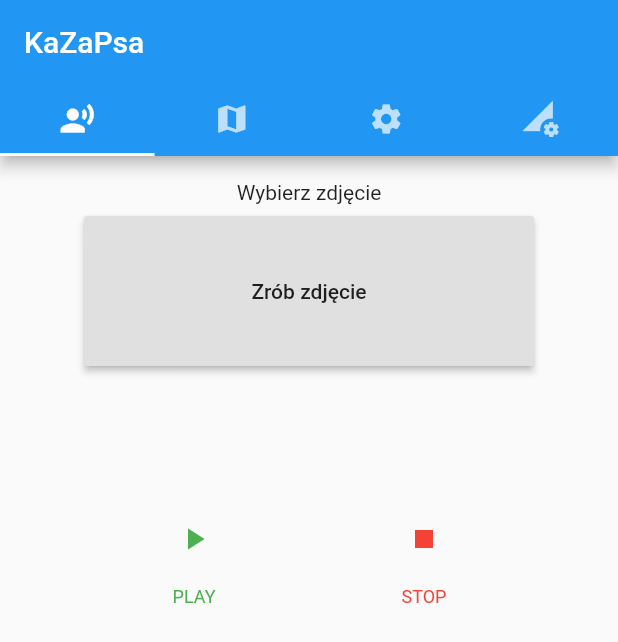
After one commit to AnnaRagan/IoT, a Flutter app: the screen it shows after launch, after a tap on "Zrób zdjęcie", on a phone screen of 412 x 824 dp. The commit adds this screen. Shown: the top 642 px of the screen. Run offline on Flutter 3.47's test engine with Material 2 defaults, Android fonts, the light colour scheme and no system bars; our stand-ins replace flutter_tts, image_picker; missing offline and left inert: firebase_ml_vision, flutter_sound, grpc; accounts and stored records are empty.

Commit message:
added text to speech functionality added text retrieval from images

```diff
--- a/lib/app/lib/main.dart
+++ b/lib/app/lib/main.dart
@@ -1,4 +1,6 @@
 import 'package:flutter/material.dart';
+import 'package:flutter_tts/flutter_tts.dart';
+import 'package:app/modules/tts/tts.dart';
 
 void main() => runApp(MyApp());
 
@@ -19,49 +21,66 @@ class MyApp extends StatelessWidget {
 class MyHomePage extends StatefulWidget {
   MyHomePage({Key key, this.title}) : super(key: key);
 
-  //
-
   final String title;
 
   @override
   _MyHomePageState createState() => _MyHomePageState();
 }
 
+enum TtsState { playing, stopped }
+
 class _MyHomePageState extends State<MyHomePage> {
-  int _counter = 0;
+  FlutterTts _flutterTts = new FlutterTts();
+  TtsState _ttsState = TtsState.stopped;
 
-  void _incrementCounter() {
-    setState(() {
-      _counter++;
-      _counter++;
-    });
+  Future _speak() async {
+    var result = await _flutterTts.speak("Hello World");
+    if (result == 1) setState(() => _ttsState = TtsState.playing);
   }
 
   @override
   Widget build(BuildContext context) {
-    return Scaffold(
-      appBar: AppBar(
-        title: Text(widget.title),
+    return MaterialApp(
+      home: DefaultTabController(
+        length: 4,
+        child: Scaffold(
+            appBar: AppBar(
+              title: const Text('KaZaPsa'),
+              bottom: TabBar(tabs: [
+                Tab(icon: Icon(Icons.record_voice_over)),
+                Tab(icon: Icon(Icons.map)),
+                Tab(icon: Icon(Icons.settings)),
+                Tab(icon: Icon(Icons.perm_data_setting)),
+              ]),
+            ),
+            body: TabBarView(children: [
+              ///TODO: process phone camera's capture and voice all recognized text
+              TextToSpeech(),
+//              visionToSpeech(),
+
+              ///TODO: reverse geolocation; by pressing a button or speaking, user gets to know own location (street name)
+              geoLocation(),
+
+//              Container(),
+              Container(),
+              Container(),
+            ])),
       ),
-      body: Center(
-        child: Column(
-          mainAxisAlignment: MainAxisAlignment.center,
-          children: <Widget>[
-            Text(
-              'You have pushed the button this many times:',
-            ),
-            Text(
-              '$_counter',
-              style: Theme.of(context).textTheme.display1,
-            ),
-          ],
-        ),
+    );
+  }
+
+  Widget visionToSpeech() {
+    return Container(
+      child: RaisedButton(
+        onPressed: () => _speak(),
+        child: Text('asdasd'),
       ),
-      floatingActionButton: FloatingActionButton(
-        onPressed: _incrementCounter,
-        tooltip: 'Increment',
-        child: Icon(Icons.map),
-      ), // This trailing comma makes auto-formatting nicer for build methods.
+    );
+  }
+
+  Widget geoLocation() {
+    return Column(
+      children: <Widget>[Container()],
     );
   }
 }
--- /dev/null
+++ b/lib/app/lib/modules/tts/tts.dart
@@ -0,0 +1,273 @@
+import 'dart:async';
+import 'dart:io';
+import 'package:flutter/material.dart';
+import 'package:flutter_tts/flutter_tts.dart';
+
+import 'package:image_picker/image_picker.dart';
+import 'package:firebase_ml_vision/firebase_ml_vision.dart';
+
+class TextToSpeech extends StatefulWidget {
+  @override
+  _TextToSpeechState createState() => _TextToSpeechState();
+}
+
+enum TtsState { playing, stopped }
+
+class _TextToSpeechState extends State<TextToSpeech> {
+  FlutterTts flutterTts;
+  dynamic languages;
+  dynamic voices;
+  String language;
+  String voice;
+
+  String _newVoiceText = '';
+
+  TtsState ttsState = TtsState.stopped;
+
+  get isPlaying => ttsState == TtsState.playing;
+
+  get isStopped => ttsState == TtsState.stopped;
+
+  @override
+  initState() {
+    super.initState();
+    initTts();
+  }
+
+  initTts() {
+    flutterTts = FlutterTts();
+
+    if (Platform.isAndroid) {
+      flutterTts.ttsInitHandler(() {
+        _getLanguages();
+        _getVoices();
+      });
+    } else if (Platform.isIOS) {
+      _getLanguages();
+    }
+
+    flutterTts.setStartHandler(() {
+      setState(() {
+        ttsState = TtsState.playing;
+      });
+    });
+
+    flutterTts.setCompletionHandler(() {
+      setState(() {
+        ttsState = TtsState.stopped;
+      });
+    });
+
+    flutterTts.setErrorHandler((msg) {
+      setState(() {
+        ttsState = TtsState.stopped;
+      });
+    });
+  }
+
+  Future _getLanguages() async {
+    languages = await flutterTts.getLanguages;
+    if (languages != null) setState(() => languages);
+  }
+
+  Future _getVoices() async {
+    voices = await flutterTts.getVoices;
+    if (voices != null) setState(() => voices);
+  }
+
+  Future _speak() async {
+    if (_newVoiceText != null) {
+      if (_newVoiceText.isNotEmpty) {
+        var result = await flutterTts.speak(_newVoiceText);
+        if (result == 1) setState(() => ttsState = TtsState.playing);
+      }
+    }
+  }
+
+  Future _stop() async {
+    var result = await flutterTts.stop();
+    if (result == 1) setState(() => ttsState = TtsState.stopped);
+  }
+
+  @override
+  void dispose() {
+    super.dispose();
+    flutterTts.stop();
+  }
+
+  List<DropdownMenuItem<String>> getLanguageDropDownMenuItems() {
+    var items = List<DropdownMenuItem<String>>();
+    for (String type in languages) {
+      items.add(DropdownMenuItem(value: type, child: Text(type)));
+    }
+    return items;
+  }
+
+  List<DropdownMenuItem<String>> getVoiceDropDownMenuItems() {
+    var items = List<DropdownMenuItem<String>>();
+    for (String type in voices) {
+      items.add(DropdownMenuItem(value: type, child: Text(type)));
+    }
+    return items;
+  }
+
+  void changedLanguageDropDownItem(String selectedType) {
+    setState(() {
+      language = selectedType;
+      flutterTts.setLanguage(language);
+    });
+  }
+
+  void changedVoiceDropDownItem(String selectedType) {
+    setState(() {
+      voice = selectedType;
+      flutterTts.setVoice(voice);
+    });
+  }
+
+  void _onChange(String text) {
+    setState(() {
+      _newVoiceText = text;
+    });
+  }
+
+  File _pickedImage;
+  bool _isImageLoaded = false;
+
+  Future pickImage() async {
+    flutterTts.speak('Zrób zdjęcie');
+    var tempStorage = await ImagePicker.pickImage(source: ImageSource.camera);
+    setState(() {
+      if (tempStorage != null) {
+        _pickedImage = tempStorage;
+        _isImageLoaded = true;
+      }
+    });
+    flutterTts.speak('Czekaj na przetworzenie');
+
+    processText();
+  }
+
+  Future processText() async {
+    FirebaseVisionImage _firebaseVisionImage = FirebaseVisionImage.fromFile(_pickedImage);
+    TextRecognizer _textRecognizer = FirebaseVision.instance.textRecognizer();
+    VisionText _visionText = await _textRecognizer.processImage(_firebaseVisionImage);
+
+    String _voiceText = "";
+
+    for (TextBlock block in _visionText.blocks) {
+//      debugPrint(block.toString());
+      for (TextLine line in block.lines) {
+        for (TextElement element in line.elements) {
+          debugPrint(element.text);
+          _voiceText = _voiceText + " " + element.text;
+        }
+      }
+    }
+    debugPrint(_newVoiceText);
+    setState(
+      () {
+        _newVoiceText = _voiceText;
+      },
+    );
+    debugPrint("Otrzymano: $_newVoiceText");
+    flutterTts.speak('Tekst przetworzony');
+    if (_newVoiceText == "") {
+      flutterTts.speak('Brak wyrazów, lub niedokładne zdjęcie. Spróbuj ponownie.');
+    } else {
+      _speak();
+    }
+  }
+
+  @override
+  Widget build(BuildContext context) {
+    return SingleChildScrollView(
+        scrollDirection: Axis.vertical,
+        child: Column(children: [
+          SizedBox(height: 16),
+          _isImageLoaded
+              ? Container(
+                  height: 200,
+                  width: 200,
+                  decoration: BoxDecoration(
+                      image: DecorationImage(
+                    image: FileImage(_pickedImage),
+                    fit: BoxFit.cover,
+                  )))
+              : Text('Wybierz zdjęcie'),
+          SizedBox(height: 8),
+          Container(
+            height: 100,
+            width: 300,
+            child: RaisedButton(
+              child: Text('Zrób zdjęcie'),
+              onPressed: pickImage,
+            ),
+          ),
+
+//          RaisedButton(
+//            child: Text('Przetwórz zdjęcie'),
+//            onPressed: processText,
+//          ),
+          inputSection(),
+          btnSection(),
+          languages != null ? languageDropDownSection() : Text(""),
+          voices != null ? voiceDropDownSection() : Text("")
+        ]));
+  }
+
+  Widget inputSection() => Container(
+        alignment: Alignment.topCenter,
+        padding: EdgeInsets.only(top: 25.0, left: 25.0, right: 25.0),
+        child: Text(_newVoiceText),
+//      TextField(
+//        onChanged: (String value) {
+//          _onChange(value);
+//
+//        },
+
+//      )
+      );
+
+  Widget btnSection() => Container(
+      padding: EdgeInsets.only(top: 50.0),
+      child: Row(mainAxisAlignment: MainAxisAlignment.spaceEvenly, children: [
+        _buildButtonColumn(Colors.green, Colors.greenAccent, Icons.play_arrow, 'PLAY', _speak),
+        _buildButtonColumn(Colors.red, Colors.redAccent, Icons.stop, 'STOP', _stop)
+      ]));
+
+  Widget languageDropDownSection() => Container(
+      padding: EdgeInsets.only(top: 50.0),
+      child: Row(mainAxisAlignment: MainAxisAlignment.center, children: [
+        DropdownButton(
+          value: language,
+          items: getLanguageDropDownMenuItems(),
+          onChanged: changedLanguageDropDownItem,
+        )
+      ]));
+
+  Widget voiceDropDownSection() => Container(
+      padding: EdgeInsets.only(top: 50.0),
+      child: Row(mainAxisAlignment: MainAxisAlignment.center, children: [
+        DropdownButton(
+          value: voice,
+          items: getVoiceDropDownMenuItems(),
+          onChanged: changedVoiceDropDownItem,
+        )
+      ]));
+
+  Column _buildButtonColumn(
+      Color color, Color splashColor, IconData icon, String label, Function func) {
+    return Column(
+        mainAxisSize: MainAxisSize.min,
+        mainAxisAlignment: MainAxisAlignment.center,
+        children: [
+          IconButton(
+              icon: Icon(icon), color: color, splashColor: splashColor, onPressed: () => func()),
+          Container(
+              margin: const EdgeInsets.only(top: 8.0),
+              child: Text(label,
+                  style: TextStyle(fontSize: 12.0, fontWeight: FontWeight.w400, color: color)))
+        ]);
+  }
+}
```
Also changed, not shown: lib/app/lib/modules/gps/geolocation.dart (+21 -13 lines), lib/app/lib/modules/sound/sound_example.dart (added, +314 -0 lines), lib/app/pubspec.yaml (+11 -2 lines), lib/app/pubspec.lock, 4 other files.
